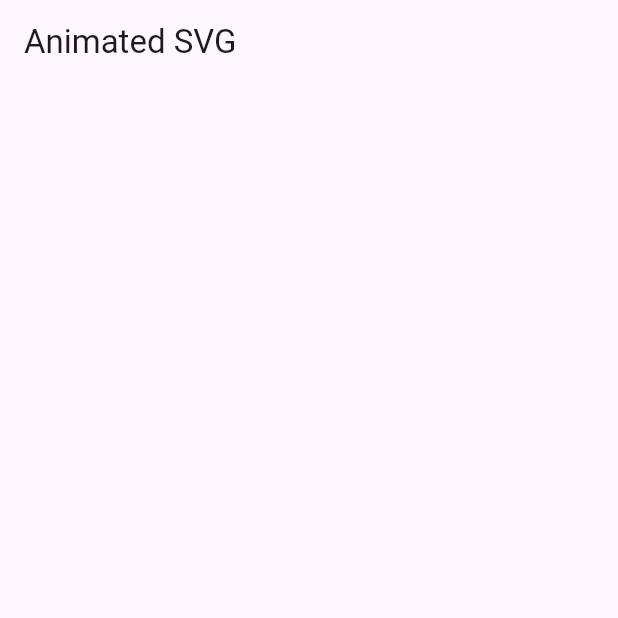
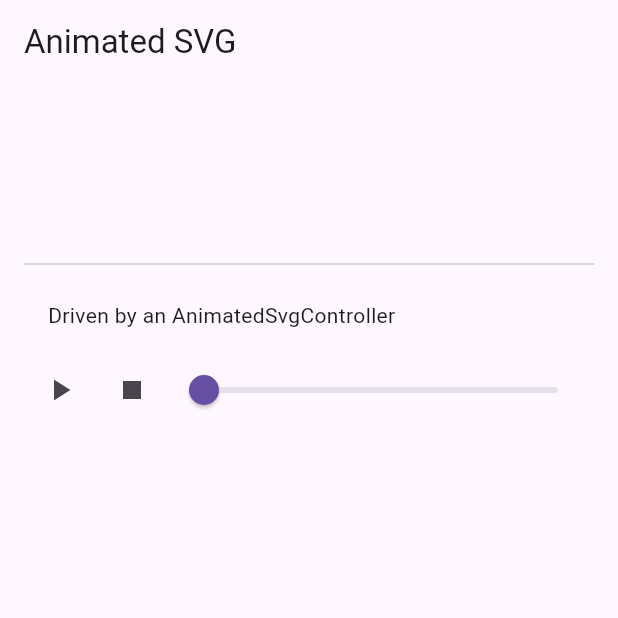
Before and after one commit to Treamz/svg_animate, a Flutter app: the screen it shows after launch, on a phone screen of 412 x 824 dp, the top half of it. Run offline on Flutter 3.47's test engine with Material 3 defaults, Android fonts, the phone set to English and light mode, and no system bars; our stand-ins replace flutter_svg, vector_graphics; missing offline and left inert: path_parsing, vector_graphics_compiler; statements that could not run were skipped.

Commit message:
Publish the example to GitHub Pages (#10)
The README says the package animates SVGs. A page that animates them is
a shorter argument, and now that the package is listed for the web there
is somewhere to put one.

The example is what gets deployed, because it is the only thing in the
repository that uses the package from the outside, as a dependency of an
app, which is the same reason CI builds it on every pull request.

A project site is served from a subdirectory, so the build passes
--base-href /svg_animate/. Without it every asset resolves against the
domain root and the page comes up blank with four 404s and no error
worth reading.

Verified by serving the built output from that subpath locally and
watching it in a browser: the spinner arc, the pulsing ring, the marker
on its orbit and the progress bar all advance between screenshots, and
index.html, main.dart.js and the SVG assets all answer 200.

The example's controller section is uncommented as part of this. It had
been sitting commented out, and a demo page is exactly where play,
pause and seek belong; a page that only loops on its own does not show
that the animation can be driven.

Deployments are serialised and never cancelled mid-flight, since an
interrupted one leaves the site serving whatever it had reached.

```diff
--- a/example/lib/main.dart
+++ b/example/lib/main.dart
@@ -29,8 +29,8 @@ class AnimatedSvgExampleApp extends StatelessWidget {
           children: <Widget>[
             for (final MapEntry<String, String> asset in _assets.entries)
               _Sample(assetName: asset.key, description: asset.value),
-            // const Divider(height: 48),
-            // const _ControlledSample(),
+            const Divider(height: 48),
+            const _ControlledSample(),
           ],
         ),
       ),
```
Also changed, not shown: 2 other files.
